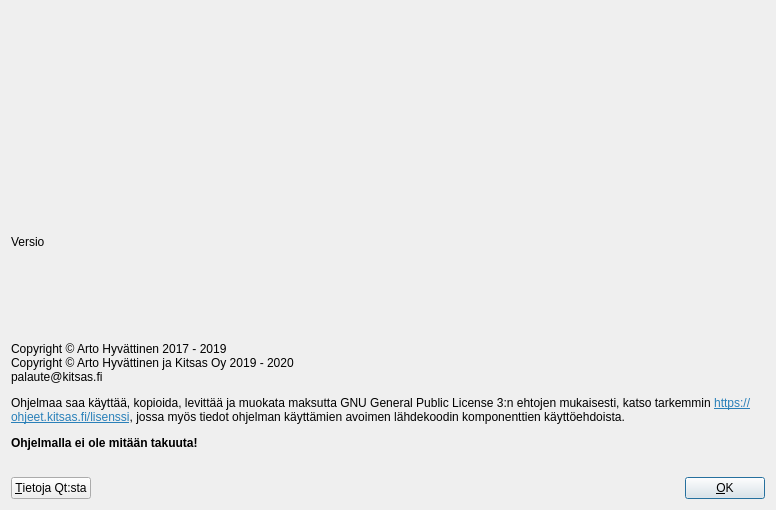
Old version of the form kitsas/aloitussivu/aboutdialog.ui in the repository artoh/kitupiikki.
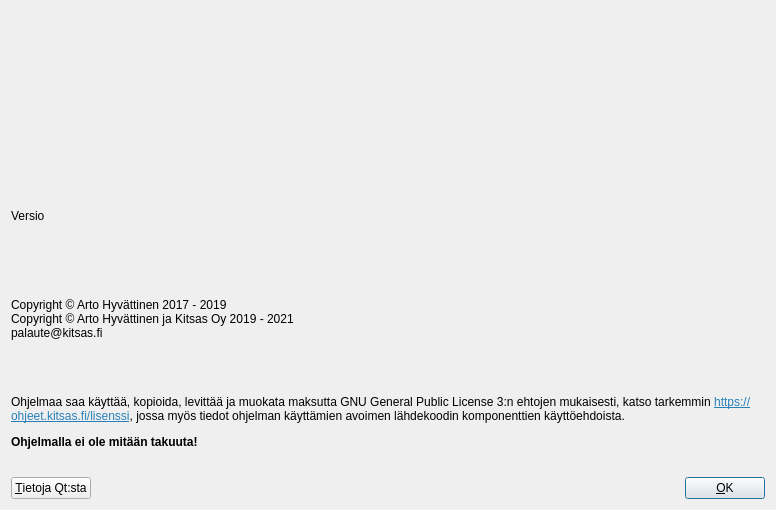
New version of the form. Icons and pictures are not drawn.

Patch:
```diff
--- a/kitsas/aloitussivu/aboutdialog.ui
+++ b/kitsas/aloitussivu/aboutdialog.ui
@@ -49,10 +49,19 @@
      </property>
     </widget>
    </item>
+   <item>
+    <widget class="QLabel" name="label_3">
+     <property name="text">
+      <string>Copyright © Arto Hyvättinen 2017 - 2019
+Copyright © Arto Hyvättinen ja Kitsas Oy 2019 - 2021
+palaute@kitsas.fi</string>
+     </property>
+    </widget>
+   </item>
    <item>
     <widget class="QLabel" name="label_2">
      <property name="text">
-      <string>&lt;html&gt;&lt;head/&gt;&lt;body&gt;&lt;p&gt;Copyright © Arto Hyvättinen 2017 - 2019&lt;br/&gt;Copyright © Arto Hyvättinen ja Kitsas Oy 2019 - 2020&lt;br/&gt;palaute@kitsas.fi&lt;/p&gt;&lt;p&gt;Ohjelmaa saa käyttää, kopioida, levittää ja muokata maksutta GNU General Public License 3:n ehtojen mukaisesti, katso tarkemmin &lt;a href=&quot;https://ohjeet.kitsas.fi/lisenssi&quot;&gt;&lt;span style=&quot; text-decoration: underline; color:#2980b9;&quot;&gt;https://ohjeet.kitsas.fi/lisenssi&lt;/span&gt;&lt;/a&gt;, jossa myös tiedot ohjelman käyttämien avoimen lähdekoodin komponenttien käyttöehdoista. &lt;/p&gt;&lt;p&gt;&lt;span style=&quot; font-weight:600;&quot;&gt;Ohjelmalla ei ole mitään takuuta!&lt;/span&gt;&lt;/p&gt;&lt;/body&gt;&lt;/html&gt;</string>
+      <string>&lt;html&gt;&lt;head/&gt;&lt;body&gt;&lt;p&gt;Ohjelmaa saa käyttää, kopioida, levittää ja muokata maksutta GNU General Public License 3:n ehtojen mukaisesti, katso tarkemmin &lt;a href=&quot;https://ohjeet.kitsas.fi/lisenssi&quot;&gt;&lt;span style=&quot; text-decoration: underline; color:#2980b9;&quot;&gt;https://ohjeet.kitsas.fi/lisenssi&lt;/span&gt;&lt;/a&gt;, jossa myös tiedot ohjelman käyttämien avoimen lähdekoodin komponenttien käyttöehdoista. &lt;/p&gt;&lt;p&gt;&lt;span style=&quot; font-weight:600;&quot;&gt;Ohjelmalla ei ole mitään takuuta!&lt;/span&gt;&lt;/p&gt;&lt;/body&gt;&lt;/html&gt;</string>
      </property>
      <property name="wordWrap">
       <bool>true</bool>
```
